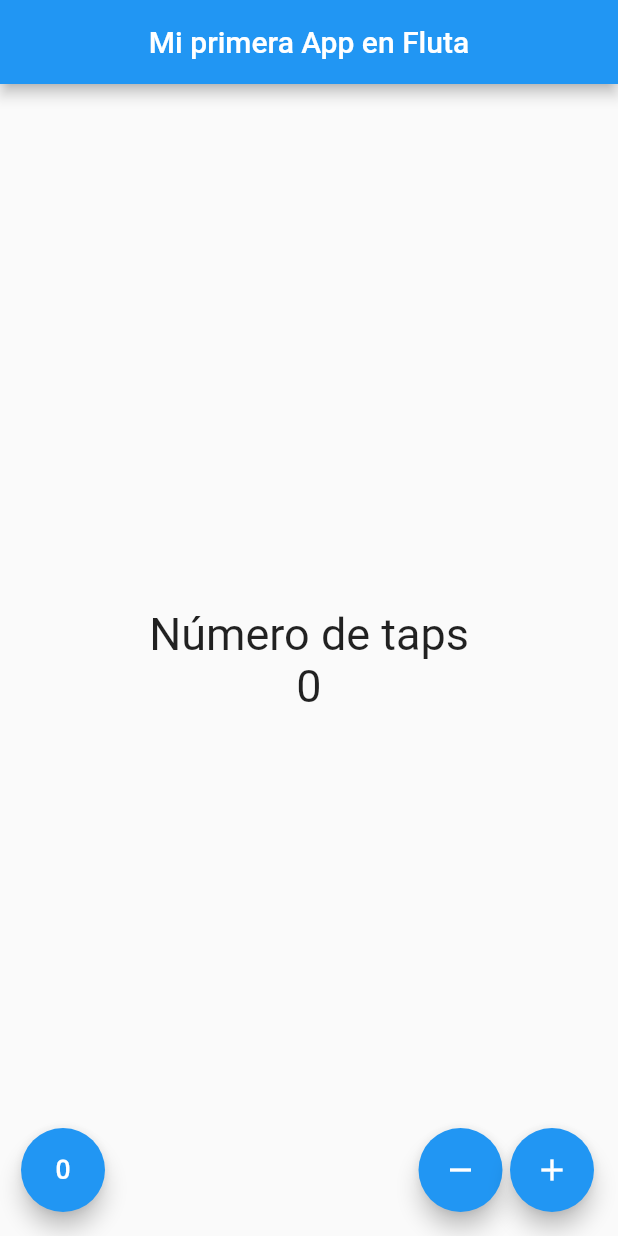
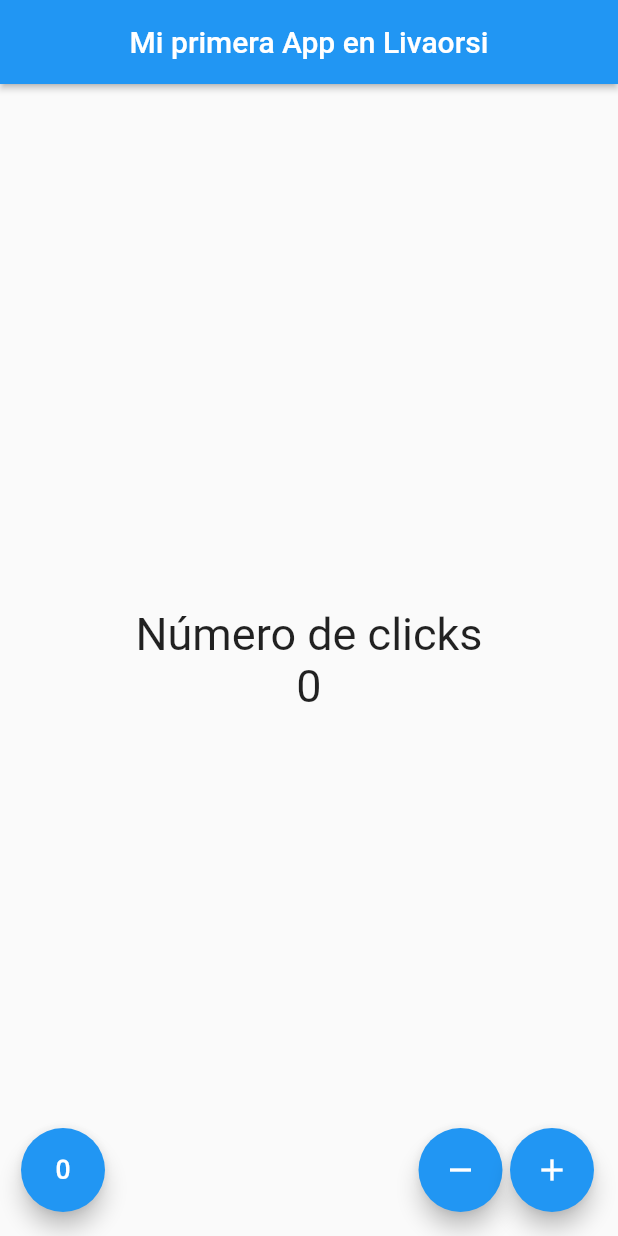
Before and after one commit to juliofranco9111/hello-word-counterFlutter, a Flutter app: the screen it shows after launch, on a phone screen of 412 x 824 dp. Run offline on Flutter 3.47's test engine with Material 2 defaults, Android fonts, the phone set to English and light mode, and no system bars.

Commit message:
remove unnecesary files

```diff
--- a/lib/src/app.dart
+++ b/lib/src/app.dart
@@ -1,7 +1,5 @@
 import 'package:contador/src/pages/contador_page.dart';
 import 'package:flutter/material.dart';
-
-// import 'package:contador/src/pages/home_page.dart';
 
 class MyApp extends StatelessWidget {
   const MyApp({Key? key}) : super(key: key);
--- a/lib/src/pages/contador_page.dart
+++ b/lib/src/pages/contador_page.dart
@@ -15,16 +15,16 @@ class _ContadorPageState extends State<ContadorPage> {
   Widget build(BuildContext context) {
     return Scaffold(
         appBar: AppBar(
-          title: const Text('Mi primera App en Fluta'),
+          title: const Text('Mi primera App en Livaorsi'),
           centerTitle: true,
-          elevation: 3.8,
+          elevation: 1.8,
         ),
         body: Center(
             child: Column(
           mainAxisAlignment: MainAxisAlignment.center,
           children: <Widget>[
             Text(
-              'Número de taps',
+              'Número de clicks',
               style: _estiloTexto,
             ),
             Text(
```
Also changed, not shown: lib/src/pages/home_page.dart (deleted, +0 -40 lines).
